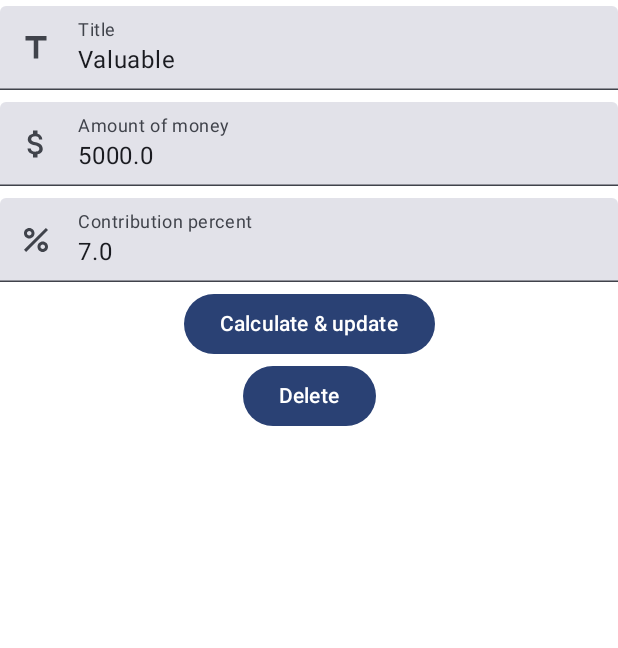
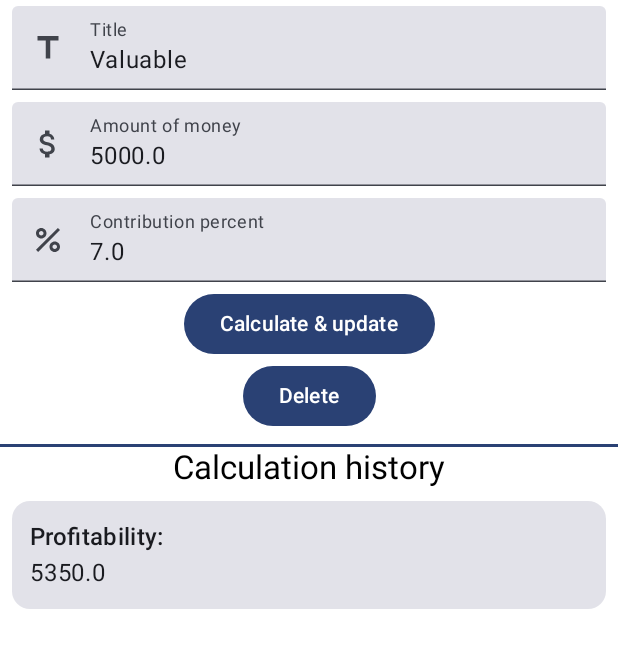
Before and after one commit to NjordJ/DepCalculator, an Android app built with Jetpack Compose: the @Preview function DepositItemScreenPreview, on a phone screen of 412 x 824 dp. Shown: the top 648 px of the screen. Run offline under Robolectric (Android 15) with nearby library versions, the phone set to English and light mode, and no system bars; our stand-ins replace Room's generated code.

Commit message:
Ui for deposit calculation history

```diff
--- a/app/src/main/java/com/irudaru/depcalculator/data/deposit/Deposit.kt
+++ b/app/src/main/java/com/irudaru/depcalculator/data/deposit/Deposit.kt
@@ -15,4 +15,5 @@ data class Deposit(
     @ColumnInfo(name = "title") val title: String,
     @ColumnInfo(name = "deposit_amount") val depositAmount: Double,
     @ColumnInfo(name = "deposit_percent") val depositPercent: Double,
+    @ColumnInfo(name = "last_calculation") val lastCalculation: Double
 )
--- a/app/src/main/java/com/irudaru/depcalculator/ui/deposit/screens/DepositItemEntryScreen.kt
+++ b/app/src/main/java/com/irudaru/depcalculator/ui/deposit/screens/DepositItemEntryScreen.kt
@@ -90,7 +90,8 @@ private fun DepositItemEntryScreenPreview() {
                     1,
                     "Valuable",
                     5000.0,
-                    7.0
+                    7.0,
+                    5350.0
                 ).toDepositItem()
             ),
             buttonText = R.string.calculate_button_depositItemScreen,
--- a/app/src/main/java/com/irudaru/depcalculator/ui/deposit/screens/DepositItemScreen.kt
+++ b/app/src/main/java/com/irudaru/depcalculator/ui/deposit/screens/DepositItemScreen.kt
@@ -5,14 +5,18 @@ import androidx.compose.foundation.layout.Column
 import androidx.compose.foundation.layout.Row
 import androidx.compose.foundation.layout.fillMaxSize
 import androidx.compose.foundation.layout.fillMaxWidth
+import androidx.compose.foundation.layout.height
 import androidx.compose.foundation.layout.padding
 import androidx.compose.foundation.layout.wrapContentWidth
 import androidx.compose.foundation.rememberScrollState
 import androidx.compose.foundation.text.KeyboardOptions
 import androidx.compose.foundation.verticalScroll
 import androidx.compose.material3.Button
+import androidx.compose.material3.Card
+import androidx.compose.material3.Divider
 import androidx.compose.material3.ExperimentalMaterial3Api
 import androidx.compose.material3.Icon
+import androidx.compose.material3.MaterialTheme
 import androidx.compose.material3.Scaffold
 import androidx.compose.material3.Text
 import androidx.compose.material3.TextField
@@ -98,6 +102,11 @@ fun DepositItemScreen(
                     Text(text = stringResource(id = R.string.delete_button_depositItemScreen))
                 }
             },
+            calculationHistory = {
+                CalculationHistory(
+                    depositItem = viewModel.depositItemUiState.depositItem
+                )
+            },
             onButtonClick = {
                 coroutineScope.launch {
                     viewModel.updateDepositItem()
@@ -118,6 +127,7 @@ fun DepositItemBody(
     depositItemUiState: DepositItemUiState,
     @StringRes buttonText: Int,
     deleteButton: @Composable () -> Unit = {},
+    calculationHistory: @Composable () -> Unit = {},
     onButtonClick: () -> Unit,
     onDepositItemValueChange: (DepositItem) -> Unit,
     modifier: Modifier = Modifier
@@ -127,7 +137,9 @@ fun DepositItemBody(
     ) {
         DepositItemContent(
             depositItem = depositItemUiState.depositItem,
-            onValueChange = onDepositItemValueChange
+            onValueChange = onDepositItemValueChange,
+            modifier = Modifier
+                .padding(horizontal = 8.dp)
         )
 
         Button(
@@ -138,8 +150,56 @@ fun DepositItemBody(
         ) {
             Text(text = stringResource(id = buttonText))
         }
+        deleteButton.invoke()
+        calculationHistory.invoke()
+    }
+}
 
-        deleteButton.invoke()
+@Composable
+private fun CalculationHistory(
+    depositItem: DepositItem,
+) {
+    Divider(
+        color = MaterialTheme.colorScheme.primary,
+        thickness = 2.dp,
+        modifier = Modifier
+            .padding(top = 8.dp)
+            .height(2.dp)
+            .fillMaxWidth()
+    )
+    Text(
+        text = stringResource(id = R.string.calculationHistory_Text_depositItemScreen),
+        style = MaterialTheme.typography.titleLarge,
+        modifier = Modifier
+            .fillMaxWidth()
+            .wrapContentWidth()
+    )
+    CalculationCard(
+        depositItem = depositItem,
+        modifier = Modifier
+            .padding(8.dp)
+            .fillMaxWidth()
+    )
+}
+
+@Composable
+private fun CalculationCard(
+    depositItem: DepositItem,
+    modifier: Modifier = Modifier
+) {
+    Card(modifier = modifier) {
+        Column(
+            modifier = Modifier
+                .padding(12.dp)
+        ) {
+            Text(
+                text = "Profitability:",
+                style = MaterialTheme.typography.titleMedium
+            )
+            Row {
+                Text(text = depositItem.lastCalculation)
+            }
+        }
     }
 }
 
@@ -147,8 +207,10 @@ fun DepositItemBody(
 @Composable
 fun DepositItemContent(
     depositItem: DepositItem,
-    onValueChange: (DepositItem) -> Unit = {}
+    onValueChange: (DepositItem) -> Unit = {},
+    modifier: Modifier = Modifier
 ) {
+    Column(modifier = modifier) {
         TextField(
             value = depositItem.title,
             label = { Text(text = stringResource(id = R.string.title_textField_depositItemScreen)) },
@@ -210,6 +272,7 @@ fun DepositItemContent(
                 .padding(vertical = 4.dp)
         )
     }
+}
 
 @Preview(
     showBackground = true,
@@ -224,7 +287,8 @@ private fun DepositItemScreenPreview() {
                     1,
                     "Valuable",
                     5000.0,
-                    7.0
+                    7.0,
+                    5350.0
                 ).toDepositItem()
             ),
             buttonText = R.string.calculate_button_depositItemScreen,
@@ -238,6 +302,17 @@ private fun DepositItemScreenPreview() {
                     Text(text = stringResource(id = R.string.delete_button_depositItemScreen))
                 }
             },
+            calculationHistory = {
+                CalculationHistory(
+                    depositItem = Deposit(
+                        1,
+                        "Valuable",
+                        5000.0,
+                        7.0,
+                        5350.0
+                    ).toDepositItem()
+                )
+            },
             onButtonClick = {},
             onDepositItemValueChange = {}
         )
--- a/app/src/main/java/com/irudaru/depcalculator/ui/deposit/screens/DepositListScreen.kt
+++ b/app/src/main/java/com/irudaru/depcalculator/ui/deposit/screens/DepositListScreen.kt
@@ -183,9 +183,9 @@ private fun DepositListScreenPreview() {
     DepCalculatorTheme {
         DepositList(
             depositList = listOf(
-                Deposit(1, "Valuable", 5000.0, 7.0),
-                Deposit(2, "Valuable", 5000.0, 7.0),
-                Deposit(3, "Valuable", 5000.0, 7.0)
+                Deposit(1, "Valuable", 5000.0, 7.0, 5350.0),
+                Deposit(2, "Valuable", 5000.0, 7.0, 5350.0),
+                Deposit(3, "Valuable", 5000.0, 7.0, 5350.0)
             ),
             onDepositItemClick = { }
         )
--- a/app/src/main/java/com/irudaru/depcalculator/ui/deposit/viewmodels/DepositItemViewModel.kt
+++ b/app/src/main/java/com/irudaru/depcalculator/ui/deposit/viewmodels/DepositItemViewModel.kt
@@ -99,6 +99,7 @@ data class DepositItem(
     val title: String = "",
     val depositAmount: String = "",
     val depositPercent: String = "",
+    val lastCalculation: String = ""
 )
 
 /**
@@ -108,7 +109,8 @@ fun DepositItem.toDeposit(): Deposit = Deposit(
     idDeposit = idDeposit,
     title = title,
     depositAmount = depositAmount.toDoubleOrNull() ?: 0.0,
-    depositPercent = depositPercent.toDoubleOrNull() ?: 0.0
+    depositPercent = depositPercent.toDoubleOrNull() ?: 0.0,
+    lastCalculation = lastCalculation.toDoubleOrNull() ?: 0.0
 )
 
 /**
@@ -118,7 +120,8 @@ fun Deposit.toDepositItem(): DepositItem = DepositItem(
     idDeposit = idDeposit,
     title = title,
     depositAmount = depositAmount.toString(),
-    depositPercent = depositPercent.toString()
+    depositPercent = depositPercent.toString(),
+    lastCalculation = lastCalculation.toString()
 )
 
 /**
--- a/app/src/main/res/values/strings.xml
+++ b/app/src/main/res/values/strings.xml
@@ -16,6 +16,7 @@
     <string name="title_textField_depositItemScreen">Title</string>
     <string name="depositMoney_textField_depositItemScreen">Amount of money</string>
     <string name="contributionPercent_textField_depositItemScreen">Contribution percent</string>
+    <string name="calculationHistory_Text_depositItemScreen">Calculation history</string>
 
     <!--Deposit Item Entry Screen-->
     <string name="title_appBar_depositItemEntryScreen">New deposit</string>
```
Lines whose indentation alone changed are shown as unchanged.
